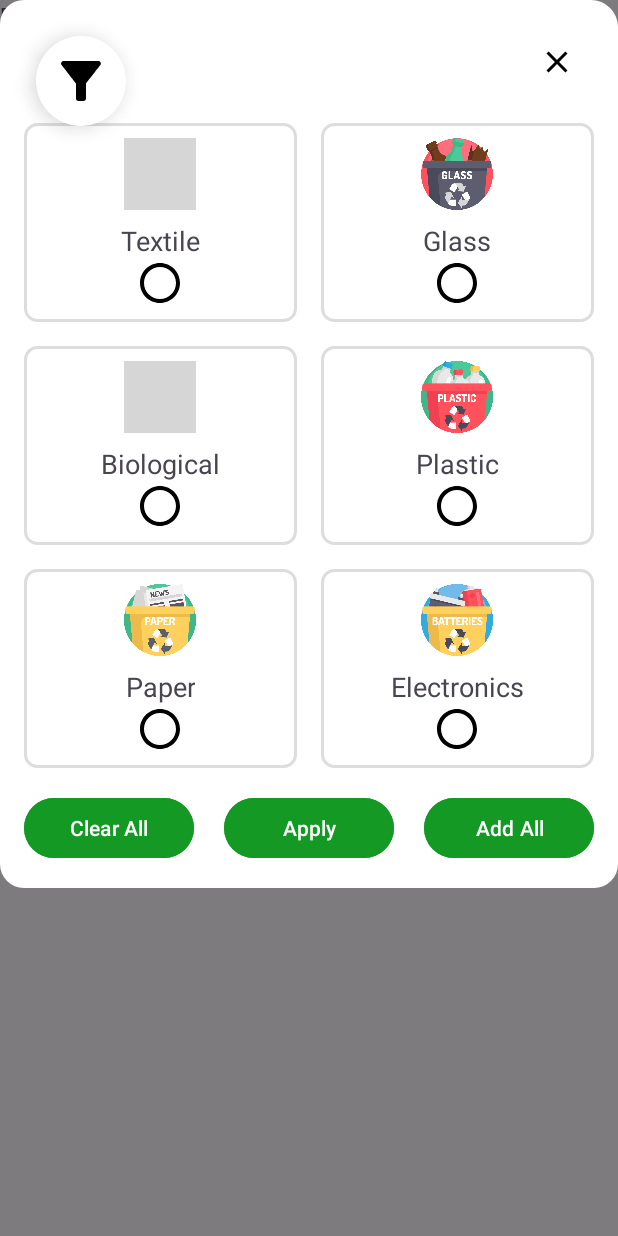
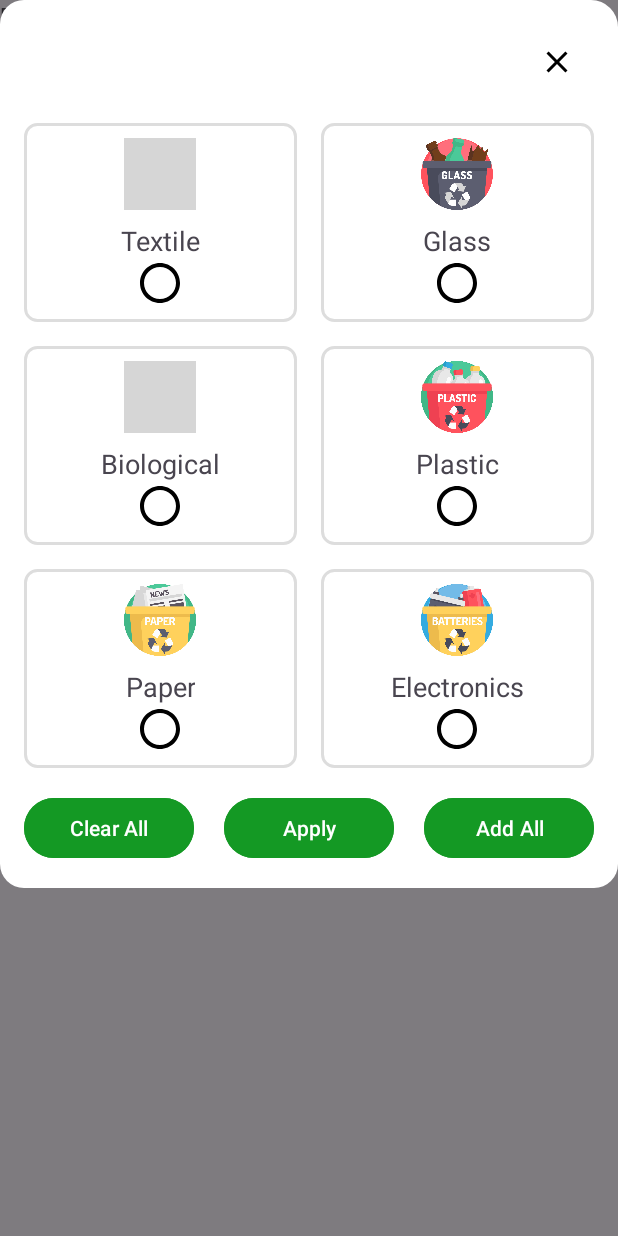
Before and after one commit to hugo-k/MobileApp, an Android app: the screen it shows after launch (MapsActivity), after a tap on an icon or button, on a phone screen of 412 x 824 dp. Run offline under Robolectric (Android 15) with nearby library versions, the phone set to English and light mode, and no system bars; libraries missing offline, so code that uses them is left out: com.google.maps.android; grey boxes are pictures that could not be loaded.

Commit message:
Last modifications before Workshop

```diff
--- a/app/src/main/java/com/example/mobileapp/MapsActivity.java
+++ b/app/src/main/java/com/example/mobileapp/MapsActivity.java
@@ -54,6 +54,7 @@ public class MapsActivity extends AppCompatActivity implements OnMapReadyCallbac
     private List<Marker> markers = new ArrayList<>();
     private ClusterManager<WasteContainer> mClusterManager;
     List<WasteContainer> wasteContainers;
+    ImageButton btnFilter;
 
     private View backgroundOverlay;
 
@@ -71,7 +72,7 @@ public class MapsActivity extends AppCompatActivity implements OnMapReadyCallbac
         wasteContainers = JSONFileReader.createWasteContainersFromJson(this);
 
         backgroundOverlay = findViewById(R.id.backgroundOverlay);
-        ImageButton btnFilter = findViewById(R.id.btnFilter);
+        btnFilter = findViewById(R.id.btnFilter);
         ImageButton btnCurrentLocation = findViewById(R.id.btnCurrentLocation);
         ImageButton btnZoomIn = findViewById(R.id.btnZoomIn);
         ImageButton btnZoomOut = findViewById(R.id.btnZoomOut);
@@ -113,6 +114,7 @@ public class MapsActivity extends AppCompatActivity implements OnMapReadyCallbac
 
                 backgroundOverlay.setVisibility(View.VISIBLE);
                 backgroundOverlay.animate().alpha(1.0f).setDuration(300).start();
+                btnFilter.setVisibility(View.GONE);
 
                 transaction.replace(R.id.fragmentFilterContainer, filterFragment);
                 transaction.addToBackStack(null);
@@ -452,5 +454,7 @@ public class MapsActivity extends AppCompatActivity implements OnMapReadyCallbac
                 backgroundOverlay.setVisibility(View.GONE);
             }
         }).start();
+
+        btnFilter.setVisibility(View.VISIBLE);
     }
 }
--- a/app/src/main/res/values/styles.xml
+++ b/app/src/main/res/values/styles.xml
@@ -26,6 +26,7 @@
 
     <style name="ButtonFilter">
         <item name="android:backgroundTint">@color/theme_strong_green</item>
+        <item name="android:elevation">8dp</item>
     </style>
 
 
```
